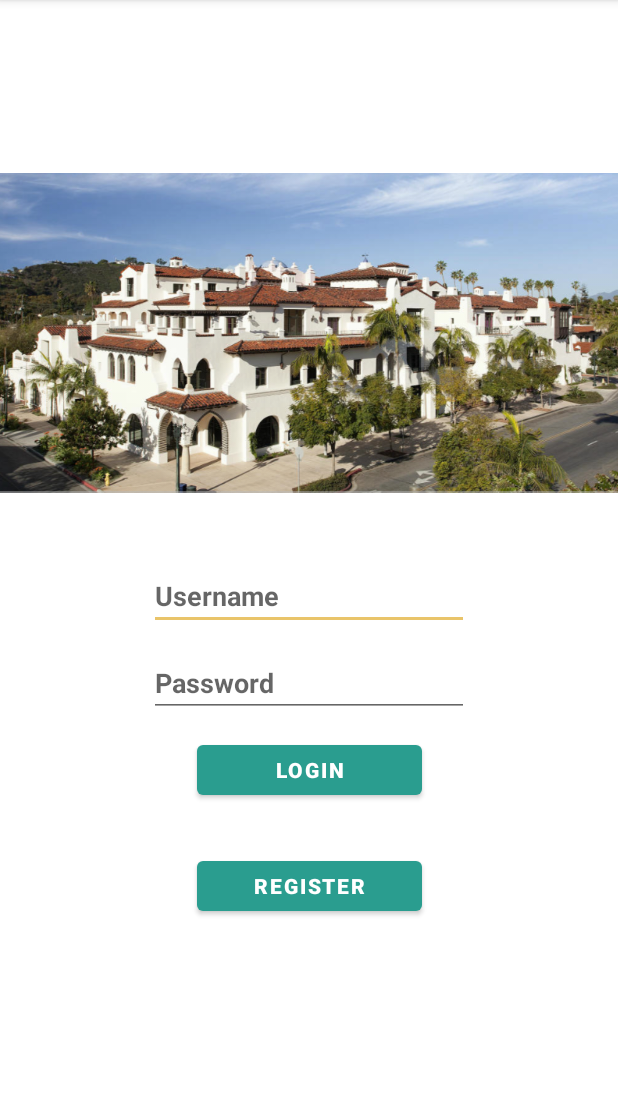
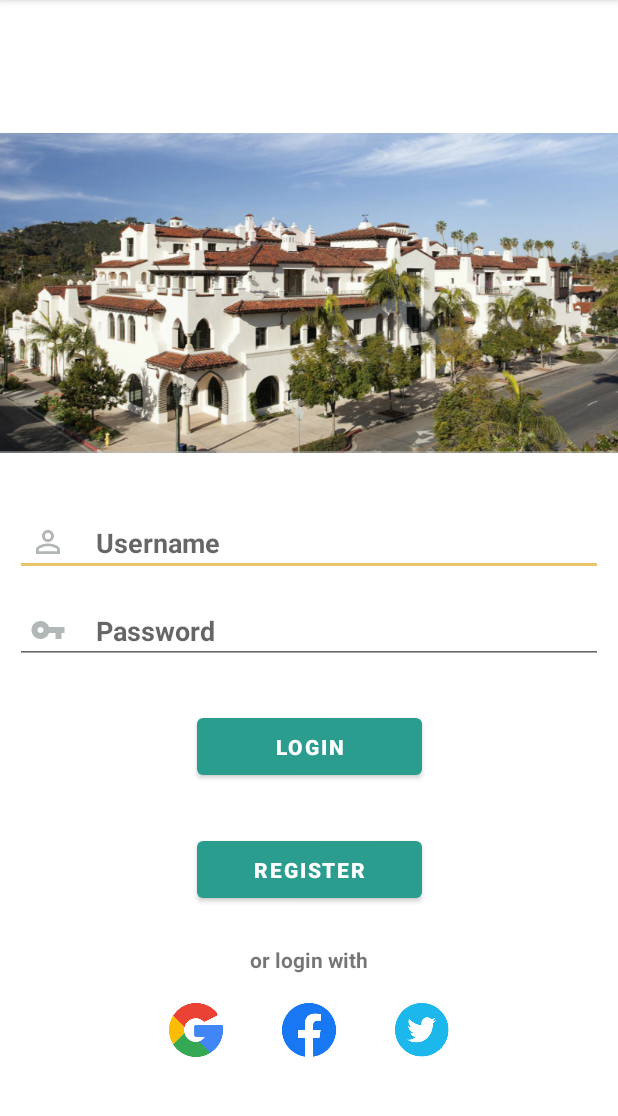
Before and after one commit to fc4978637/my_community, an Android app: the LoginActivity screen opened directly, with no data from a screen before it, on a phone screen of 412 x 824 dp, the part 84-1200 px from its top. Run offline under Robolectric (Android 15) with nearby library versions, the phone set to English and light mode, and no system bars.

Commit message:
Add Login Icons and Social App Login Icons

```diff
--- /dev/null
+++ b/app/src/main/res/drawable/ic_baseline_person_outline_24.xml
@@ -0,0 +1,5 @@
+<vector android:height="24dp" android:tint="#B1B7B6"
+    android:viewportHeight="24" android:viewportWidth="24"
+    android:width="24dp" xmlns:android="http://schemas.android.com/apk/res/android">
+    <path android:fillColor="@android:color/white" android:pathData="M12,5.9c1.16,0 2.1,0.94 2.1,2.1s-0.94,2.1 -2.1,2.1S9.9,9.16 9.9,8s0.94,-2.1 2.1,-2.1m0,9c2.97,0 6.1,1.46 6.1,2.1v1.1L5.9,18.1L5.9,17c0,-0.64 3.13,-2.1 6.1,-2.1M12,4C9.79,4 8,5.79 8,8s1.79,4 4,4 4,-1.79 4,-4 -1.79,-4 -4,-4zM12,13c-2.67,0 -8,1.34 -8,4v3h16v-3c0,-2.66 -5.33,-4 -8,-4z"/>
+</vector>
--- /dev/null
+++ b/app/src/main/res/drawable/ic_baseline_vpn_key_24.xml
@@ -0,0 +1,5 @@
+<vector android:height="24dp" android:tint="#B1B7B6"
+    android:viewportHeight="24" android:viewportWidth="24"
+    android:width="24dp" xmlns:android="http://schemas.android.com/apk/res/android">
+    <path android:fillColor="@android:color/white" android:pathData="M12.65,10C11.83,7.67 9.61,6 7,6c-3.31,0 -6,2.69 -6,6s2.69,6 6,6c2.61,0 4.83,-1.67 5.65,-4H17v4h4v-4h2v-4H12.65zM7,14c-1.1,0 -2,-0.9 -2,-2s0.9,-2 2,-2 2,0.9 2,2 -0.9,2 -2,2z"/>
+</vector>
--- a/app/src/main/res/layout/activity_login.xml
+++ b/app/src/main/res/layout/activity_login.xml
@@ -15,41 +15,50 @@
         app:layout_constraintHorizontal_bias="1.0"
         app:layout_constraintStart_toStartOf="parent"
         app:layout_constraintTop_toTopOf="parent"
-        app:layout_constraintVertical_bias="0.2"
+        app:layout_constraintVertical_bias="0.15"
         app:srcCompat="@drawable/image_community" />
 
     <EditText
         android:id="@+id/et_username"
-        android:layout_width="wrap_content"
+        android:layout_width="match_parent"
         android:layout_height="wrap_content"
+        android:layout_margin="10dp"
         android:ems="10"
         android:hint="Username"
+        android:inputType="text"
+        android:padding="10dp"
         android:textStyle="bold"
         app:layout_constraintBottom_toBottomOf="parent"
         app:layout_constraintEnd_toEndOf="parent"
         app:layout_constraintHorizontal_bias="0.5"
         app:layout_constraintStart_toStartOf="parent"
         app:layout_constraintTop_toBottomOf="@+id/imageView"
-        app:layout_constraintVertical_bias="0.1" />
+        app:layout_constraintVertical_bias="0.05"
+        android:drawableLeft="@drawable/ic_baseline_person_outline_24"
+        android:drawablePadding="20dp"/>
 
     <EditText
         android:id="@+id/et_password"
-        android:layout_width="wrap_content"
+        android:layout_width="match_parent"
         android:layout_height="wrap_content"
         android:ems="10"
         android:hint="Password"
+        android:inputType="textPassword"
         android:textStyle="bold"
-        android:inputType="textPassword"
+        android:layout_margin="10dp"
+        android:padding="10dp"
         app:layout_constraintBottom_toBottomOf="parent"
         app:layout_constraintEnd_toEndOf="parent"
         app:layout_constraintStart_toStartOf="parent"
         app:layout_constraintTop_toBottomOf="@+id/imageView"
-        app:layout_constraintVertical_bias="0.25"/>
+        app:layout_constraintVertical_bias="0.2"
+        android:drawableLeft="@drawable/ic_baseline_vpn_key_24"
+        android:drawablePadding="20dp"/>
 
     <Button
         android:id="@+id/button_login"
         android:layout_width="150dp"
-        android:layout_height="45dp"
+        android:layout_height="50dp"
         android:text="Login"
         android:textStyle="bold"
         app:layout_constraintBottom_toBottomOf="parent"
@@ -58,10 +67,11 @@
         app:layout_constraintStart_toStartOf="parent"
         app:layout_constraintTop_toBottomOf="@+id/imageView"
         app:layout_constraintVertical_bias="0.4" />
+
     <Button
         android:id="@+id/button_register"
         android:layout_width="150dp"
-        android:layout_height="45dp"
+        android:layout_height="50dp"
         android:text="Register"
         android:textStyle="bold"
         app:layout_constraintBottom_toBottomOf="parent"
@@ -71,4 +81,52 @@
         app:layout_constraintTop_toBottomOf="@+id/imageView"
         app:layout_constraintVertical_bias="0.6" />
 
+    <TextView
+        android:id="@+id/others"
+        android:layout_width="wrap_content"
+        android:layout_height="wrap_content"
+        android:layout_marginTop="12dp"
+        android:text="or login with"
+        android:textStyle="bold"
+        app:layout_constraintBottom_toBottomOf="parent"
+        app:layout_constraintEnd_toEndOf="parent"
+        app:layout_constraintStart_toStartOf="parent"
+        app:layout_constraintTop_toBottomOf="@+id/button_register"
+        app:layout_constraintVertical_bias="0.1" />
+
+    <ImageView
+        android:id="@+id/image_google"
+        android:layout_width="36dp"
+        android:layout_height="36dp"
+        app:layout_constraintBottom_toBottomOf="parent"
+        app:layout_constraintEnd_toEndOf="parent"
+        app:layout_constraintStart_toStartOf="parent"
+        app:layout_constraintHorizontal_bias="0.3"
+        app:layout_constraintVertical_bias="0.5"
+        app:layout_constraintTop_toBottomOf="@+id/button_register"
+        app:srcCompat="@drawable/google" />
+
+    <ImageView
+        android:id="@+id/image_fb"
+        android:layout_width="36dp"
+        android:layout_height="36dp"
+        app:layout_constraintBottom_toBottomOf="parent"
+        app:layout_constraintEnd_toEndOf="parent"
+        app:layout_constraintStart_toStartOf="parent"
+        app:layout_constraintHorizontal_bias="0.5"
+        app:layout_constraintVertical_bias="0.5"
+        app:layout_constraintTop_toBottomOf="@+id/button_register"
+        app:srcCompat="@drawable/fb" />
+
+    <ImageView
+        android:id="@+id/image_twitter"
+        android:layout_width="36dp"
+        android:layout_height="36dp"
+        app:layout_constraintBottom_toBottomOf="parent"
+        app:layout_constraintEnd_toEndOf="parent"
+        app:layout_constraintStart_toStartOf="parent"
+        app:layout_constraintHorizontal_bias="0.7"
+        app:layout_constraintVertical_bias="0.5"
+        app:layout_constraintTop_toBottomOf="@+id/button_register"
+        app:srcCompat="@drawable/twitter" />
 </androidx.constraintlayout.widget.ConstraintLayout>
```
Also changed, not shown: app/src/main/res/drawable-v24/fb.png (added), app/src/main/res/drawable-v24/google.png (added), app/src/main/res/drawable-v24/twitter.png (added).
